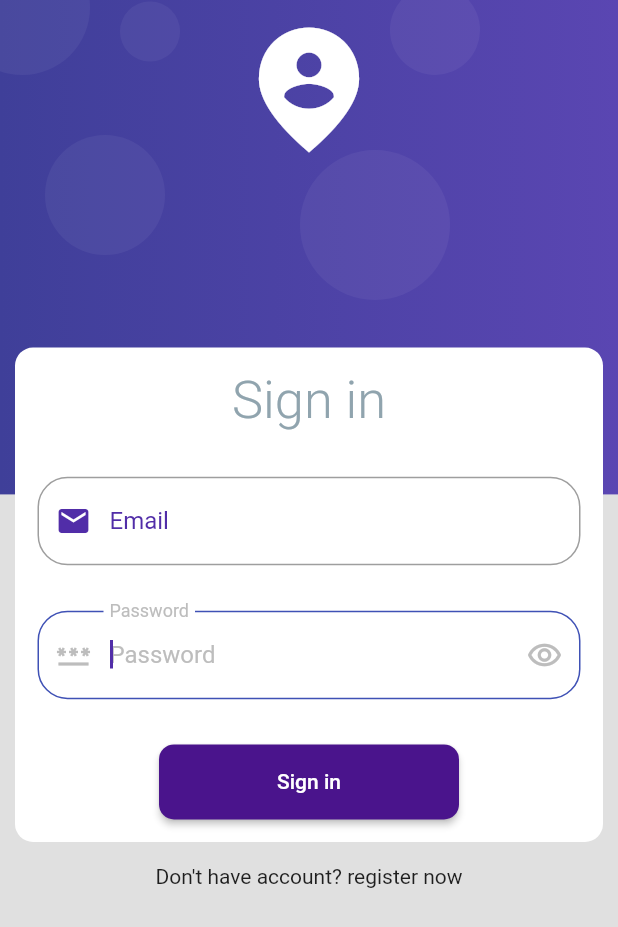
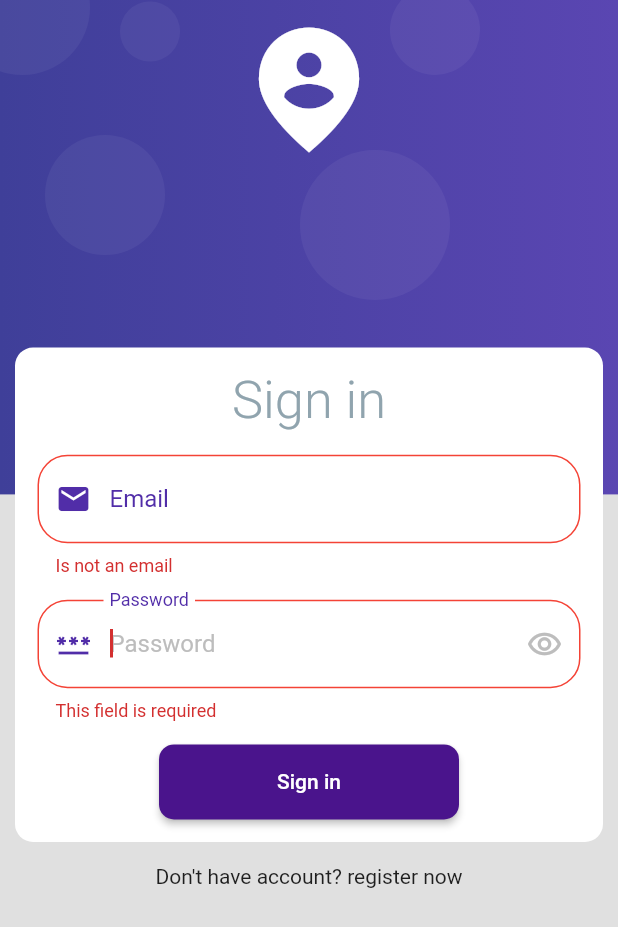
Before and after one commit to victorsdd01/products_app, a Flutter app: the screen it shows after launch, after a tap on "Sign in", on a phone screen of 412 x 824 dp. Shown: the top 927 px of the screen. Run offline on Flutter 3.47's test engine with Material 2 defaults, Android fonts, the phone set to English and light mode, and no system bars; our stand-ins replace shared_preferences.

Commit message:
form validation has been completed

```diff
--- a/lib/main.dart
+++ b/lib/main.dart
@@ -10,7 +10,8 @@ void main() async {
   await SessionPreferences.init();
   runApp(MultiProvider(
       providers: [
-        ChangeNotifierProvider(create: (context) => SessionProvider())
+        ChangeNotifierProvider(create: (context) => SessionProvider()),
+        ChangeNotifierProvider(create: (context) => LoginFormProvider())
       ],
       child: const MyApp(),
     )
--- /dev/null
+++ b/lib/src/providers/login_form_provider.dart
@@ -0,0 +1,15 @@
+
+import 'package:flutter/cupertino.dart';
+
+class LoginFormProvider extends ChangeNotifier{
+
+   GlobalKey<FormState> formKey =  GlobalKey<FormState>();
+
+    String email= '';
+    String password = '';
+
+    bool isValidForm(){
+      return formKey.currentState?.validate() ?? false;
+    }
+
+}
--- a/lib/src/providers/providers.dart
+++ b/lib/src/providers/providers.dart
@@ -1 +1,2 @@
+export  'package:productos_app/src/providers/login_form_provider.dart';
 export 'package:productos_app/src/providers/session_provider.dart';
--- a/lib/src/widgets/loginForm/loginForm.dart
+++ b/lib/src/widgets/loginForm/loginForm.dart
@@ -1,6 +1,5 @@
 // ignore_for_file: file_names
-
-import 'package:productos_app/src/providers/session_provider.dart';
+import 'package:productos_app/src/providers/providers.dart';
 import 'package:productos_app/src/ui/pages/pages.dart';
 import 'package:productos_app/src/widgets/widgtes.dart';
 import 'package:provider/provider.dart';
@@ -27,14 +26,9 @@ class _LoginFormState extends State<LoginForm> {
   late FocusNode emailFnode;
   late FocusNode passwordFnode;
 
-  void emailControllerListener(){
-    print('email value--> ${emailController.text}');
-  }
-
   @override
   void initState() {
     super.initState();
-    emailController.addListener(() => emailControllerListener());
     emailFnode =  FocusNode();
     passwordFnode =  FocusNode();
   }
@@ -50,7 +44,7 @@ class _LoginFormState extends State<LoginForm> {
   @override
   Widget build(BuildContext context) {
 
-    final SessionProvider sessionProvider =  Provider.of<SessionProvider>(context);
+    final LoginFormProvider loginFormProvider =  Provider.of<LoginFormProvider>(context);
 
     return SingleChildScrollView(
       child: Column(
@@ -65,7 +59,7 @@ class _LoginFormState extends State<LoginForm> {
            width: widget.size.width,
            height: widget.size.height * 0.40,
            child:Form(
-            key: sessionProvider.formKey,
+            key: loginFormProvider.formKey,
              child: Column(
               children: <Widget>[
                 Text(
@@ -92,27 +86,29 @@ class _LoginFormState extends State<LoginForm> {
                     hintText: 'Email',
 
                   ),
+                  onFieldSubmitted: (value) {
+                    emailFnode.unfocus();
+                    FocusScope.of(context).requestFocus(passwordFnode);
+                  },
+                  onChanged: (value) => loginFormProvider.email = value,
                   validator: (value) {
-                      if(value == ''){
-                        return 'This field is required';
-                      }else{
-                        return null ;
-                      }
-
+                     String pattern = r'^(([^<>()[\]\\.,;:\s@\"]+(\.[^<>()[\]\\.,;:\s@\"]+)*)|(\".+\"))@((\[[0-9]{1,3}\.[0-9]{1,3}\.[0-9]{1,3}\.[0-9]{1,3}\])|(([a-zA-Z\-0-9]+\.)+[a-zA-Z]{2,}))$';
+                     RegExp regExp  =  RegExp(pattern);
+                     return regExp.hasMatch(value ?? '')
+                            ? null
+                            : 'Is not an email';
                   },
                   autovalidateMode: AutovalidateMode.onUserInteraction,
                 ),
-                // const SizedBox(height: 15,),
                 const Spacer(),
                  TextFormField(
                   focusNode: passwordFnode,
-                  //enabled: isEnablePass,
                   cursorColor: Colors.deepPurple.shade700,
                   decoration: InputDecoration(
                     labelText: 'Password',
-                    labelStyle: TextStyle(color: isEnablePass ? Colors.deepPurple.shade700 : Colors.grey.shade400 ),
+                    labelStyle: TextStyle(color: Colors.deepPurple.shade700  ),
                     hintText: 'Password',
-                    prefixIcon: Icon(Icons.password, color: isEnablePass ? Colors.deepPurple.shade700 :  Colors.grey.shade400,),
+                    prefixIcon: Icon(Icons.password, color: Colors.deepPurple.shade700),
                     suffixIcon: IconButton(
                       icon:  Icon(
                         showPassword ? Icons.remove_red_eye_outlined : Icons.remove_red_eye,
@@ -123,13 +119,16 @@ class _LoginFormState extends State<LoginForm> {
                           showPassword = !showPassword;
                         });
                       },
-                    )
+                    ),
                   ),
-                  //controller: controller,
                   keyboardType: TextInputType.text,
                   obscureText: showPassword,
                   obscuringCharacter: '*',
                   autovalidateMode: AutovalidateMode.onUserInteraction,
+                  onFieldSubmitted: (value) {
+                    print('Doing the petition...');
+                  },
+                  onChanged: (value) => loginFormProvider.password =  value,
                   validator: (value) {
                       if(value == ''){
                         return 'This field is required';
@@ -148,14 +147,10 @@ class _LoginFormState extends State<LoginForm> {
                   textColor: Colors.white,
                   backgroundColor: Colors.purple.shade900,
                   onClick: (){
-
                     emailFnode.unfocus();
                     FocusScope.of(context).requestFocus(passwordFnode);
-                    setState(() {
-                      autoFocus = !autoFocus;
-                      // isEnableEmail= !isEnableEmail;
-                      // isEnablePass = !isEnablePass;
-                    });
+                    if(!loginFormProvider.isValidForm()) return;
+                    Navigator.pushReplacementNamed(context, 'home');
                   }
                 )
               ],
```
Also changed, not shown: lib/src/providers/session_provider.dart (+0 -7 lines), lib/src/ui/pages/home/home_page.dart (+8 -5 lines).
